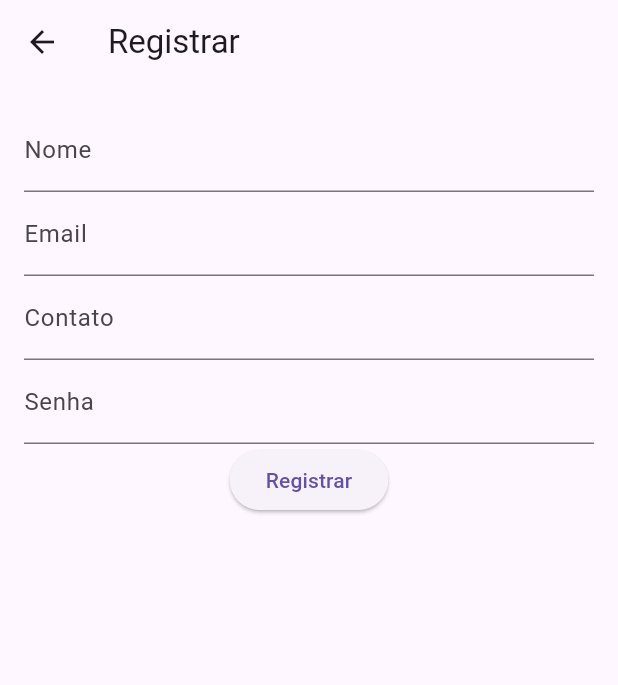
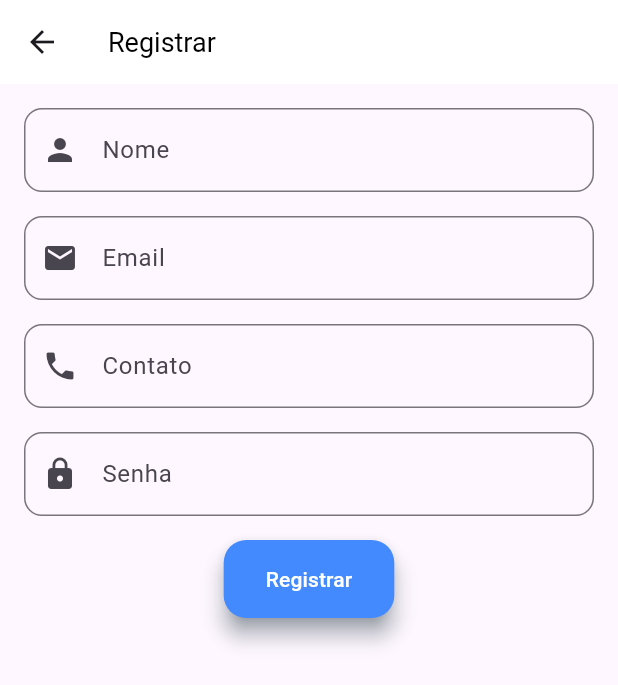
Before and after one commit to HerickSales/buraco_publico, a Flutter app: the Register screen opened directly, on a phone screen of 412 x 824 dp. Shown: the top 685 px of the screen. Run offline on Flutter 3.47's test engine with Material 3 defaults, Android fonts, the phone set to English and light mode, and no system bars; our stand-ins replace cloud_firestore, firebase_core, flutter_map, latlong2; accounts and stored records are empty.

Commit message:
style: Login.dart, Register.dart

```diff
--- /dev/null
+++ b/lib/components/CustomAppBar.dart
@@ -0,0 +1,27 @@
+import 'package:flutter/material.dart';
+
+class CustomAppBar extends StatelessWidget implements PreferredSizeWidget {
+  final String title;
+
+  const CustomAppBar({
+    Key? key,
+    required this.title,
+  }) : super(key: key);
+  @override
+  Widget build(BuildContext context) {
+    return AppBar(
+      title: Text(
+        title,
+        style: const TextStyle(
+          fontSize: 18.0,
+          fontWeight: FontWeight.w400,
+          color: Colors.black,
+        ),
+      ),
+      backgroundColor: Colors.white,
+    );
+  }
+
+  @override
+  Size get preferredSize => const Size.fromHeight(kToolbarHeight);
+}
--- /dev/null
+++ b/lib/components/CustomButton.dart
@@ -0,0 +1,37 @@
+import 'package:flutter/material.dart';
+
+class CustomButton extends StatelessWidget {
+  final String text;
+  final VoidCallback onPressed;
+  final Color backgroundColor;
+  final Color foregroundColor;
+
+  const CustomButton({
+    Key? key,
+    required this.text,
+    required this.onPressed,
+    this.backgroundColor = Colors.blueAccent,
+    this.foregroundColor = Colors.white,
+  }) : super(key: key);
+
+  @override
+  Widget build(BuildContext context) {
+    return ElevatedButton(
+      style: ElevatedButton.styleFrom(
+        padding: const EdgeInsets.symmetric(
+          vertical: 16.0,
+          horizontal: 28.0,
+        ),
+        shape: RoundedRectangleBorder(
+          borderRadius: BorderRadius.circular(15.0),
+        ),
+        elevation: 6,
+        backgroundColor: backgroundColor,
+        foregroundColor: foregroundColor,
+        shadowColor: Colors.blueGrey,
+      ),
+      onPressed: onPressed,
+      child: Text(text),
+    );
+  }
+}
--- /dev/null
+++ b/lib/components/CustomTextField.dart
@@ -0,0 +1,38 @@
+import 'package:flutter/material.dart';
+
+class CustomTextField extends StatelessWidget {
+  final TextEditingController controller;
+  final String labelText;
+  final Icon prefixIcon;
+  final bool obscureText;
+  final Function(String)? onChanged;
+
+  const CustomTextField({
+    Key? key,
+    required this.controller,
+    required this.labelText,
+    required this.prefixIcon,
+    this.obscureText = false,
+    this.onChanged,
+  }) : super(key: key);
+
+  @override
+  Widget build(BuildContext context) {
+    return TextField(
+      controller: controller,
+      obscureText: obscureText,
+      onChanged: onChanged,
+      decoration: InputDecoration(
+        labelText: labelText,
+        prefixIcon: prefixIcon,
+        border: const OutlineInputBorder(
+          borderRadius: BorderRadius.all(Radius.circular(12.0)),
+        ),
+        focusedBorder: const OutlineInputBorder(
+          borderRadius: BorderRadius.all(Radius.circular(12.0)),
+          borderSide: BorderSide(color: Colors.blueAccent),
+        ),
+      ),
+    );
+  }
+}
--- a/lib/screens/Login.dart
+++ b/lib/screens/Login.dart
@@ -4,6 +4,9 @@ import 'package:flutter/material.dart';
 import 'package:buraco/screens/Home.dart';
 import 'package:buraco/screens/Register.dart';
 import 'package:buraco/services/UserService.dart';
+import 'package:buraco/components/CustomTextField.dart';
+import 'package:buraco/components/CustomButton.dart';
+import 'package:buraco/components/CustomAppBar.dart';
 
 class Login extends StatefulWidget {
   const Login({Key? key}) : super(key: key);
@@ -11,6 +14,7 @@ class Login extends StatefulWidget {
   @override
   _LoginState createState() => _LoginState();
 }
+
 class _LoginState extends State<Login> {
   final TextEditingController _emailController = TextEditingController();
   final TextEditingController _passwordController = TextEditingController();
@@ -19,29 +23,43 @@ class _LoginState extends State<Login> {
   @override
   Widget build(BuildContext context) {
     return Scaffold(
-      appBar: AppBar(
-        title: const Text('Login'),
+      appBar: const CustomAppBar(
+        title: 'Login',
       ),
       body: Padding(
         padding: const EdgeInsets.all(16.0),
         child: Column(
           children: [
-            TextField(
+            Padding(
+              padding: const EdgeInsets.only(bottom: 16.0),
+              child: CustomTextField(
                 controller: _emailController,
-              decoration: const InputDecoration(labelText: 'Email'),
+                labelText: 'Email',
+                prefixIcon: const Icon(Icons.email),
               ),
-            TextField(
+            ),
+            Padding(
+              padding: const EdgeInsets.only(bottom: 16.0),
+              child: CustomTextField(
                 controller: _passwordController,
+                labelText: 'Senha',
+                prefixIcon: const Icon(Icons.lock),
                 obscureText: true,
-              decoration: const InputDecoration(labelText: 'Senha'),
               ),
-            ElevatedButton(
+            ),
+            Padding(
+              padding: const EdgeInsets.only(bottom: 16.0),
+              child: CustomButton(
+                text: 'Entrar',
                 onPressed: _login,
-              child: const Text('Entrar'),
+              ),
             ),
             TextButton(
               onPressed: () {
-                Navigator.push(context, MaterialPageRoute(builder: (context) => Register()));
+                Navigator.push(
+                  context,
+                  MaterialPageRoute(builder: (context) => Register()),
+                );
               },
               child: const Text('Registrar-se'),
             ),
@@ -63,8 +81,9 @@ void _login() async {
         MaterialPageRoute(builder: (_) => Home()),
       );
     } else {
-    ScaffoldMessenger.of(context)
-        .showSnackBar(SnackBar(content: Text(response['message'] ?? 'Erro desconhecido')));
+      ScaffoldMessenger.of(context).showSnackBar(
+        SnackBar(content: Text(response['message'] ?? 'Erro desconhecido')),
+      );
     }
   }
 }
--- a/lib/screens/Register.dart
+++ b/lib/screens/Register.dart
@@ -2,6 +2,9 @@ import 'package:flutter/material.dart';
 
 
 import 'package:buraco/services/UserService.dart';
+import 'package:buraco/components/CustomTextField.dart';
+import 'package:buraco/components/CustomButton.dart';
+import 'package:buraco/components/CustomAppBar.dart';
 
 class Register extends StatelessWidget {
   Register({Key? key}) : super(key: key);
@@ -17,39 +20,60 @@ class Register extends StatelessWidget {
   @override
   Widget build(BuildContext context) {
     return Scaffold(
-      appBar: AppBar(
-        title: const Text('Registrar'),
+      appBar: const CustomAppBar(
+        title: 'Registrar',
       ),
       body: Padding(
         padding: const EdgeInsets.all(16.0),
         child: Column(
           children: [
-            TextField(
-              decoration: const InputDecoration(labelText: 'Nome'),
+            Padding(
+              padding: const EdgeInsets.only(bottom: 16.0),
+              child: CustomTextField(
+                controller: TextEditingController(),
+                labelText: 'Nome',
+                prefixIcon: const Icon(Icons.person),
                 onChanged: (value) {
                   userData['name'] = value;
                 },
               ),
-            TextField(
-              decoration: const InputDecoration(labelText: 'Email'),
+            ),
+            Padding(
+              padding: const EdgeInsets.only(bottom: 16.0),
+              child: CustomTextField(
+                controller: TextEditingController(),
+                labelText: 'Email',
+                prefixIcon: const Icon(Icons.email),
                 onChanged: (value) {
                   userData['email'] = value;
                 },
               ),
-            TextField(
-              decoration: const InputDecoration(labelText: 'Contato'),
+            ),
+            Padding(
+              padding: const EdgeInsets.only(bottom: 16.0),
+              child: CustomTextField(
+                controller: TextEditingController(),
+                labelText: 'Contato',
+                prefixIcon: const Icon(Icons.phone),
                 onChanged: (value) {
                   userData['contact'] = value;
                 },
               ),
-            TextField(
+            ),
+            Padding(
+              padding: const EdgeInsets.only(bottom: 16.0),
+              child: CustomTextField(
+                controller: TextEditingController(),
+                labelText: 'Senha',
+                prefixIcon: const Icon(Icons.lock),
                 obscureText: true,
-              decoration: const InputDecoration(labelText: 'Senha'),
                 onChanged: (value) {
                   userData['password'] = value;
                 },
               ),
-            ElevatedButton(
+            ),
+            CustomButton(
+              text: 'Registrar',
               onPressed: () async {
                 var res = await _userService.createUser(userData);
                 print(res);
@@ -64,7 +88,6 @@ class Register extends StatelessWidget {
                   );
                 }
               },
-              child: const Text('Registrar'),
             ),
           ],
         ),
```
Lines whose indentation alone changed are shown as unchanged.
